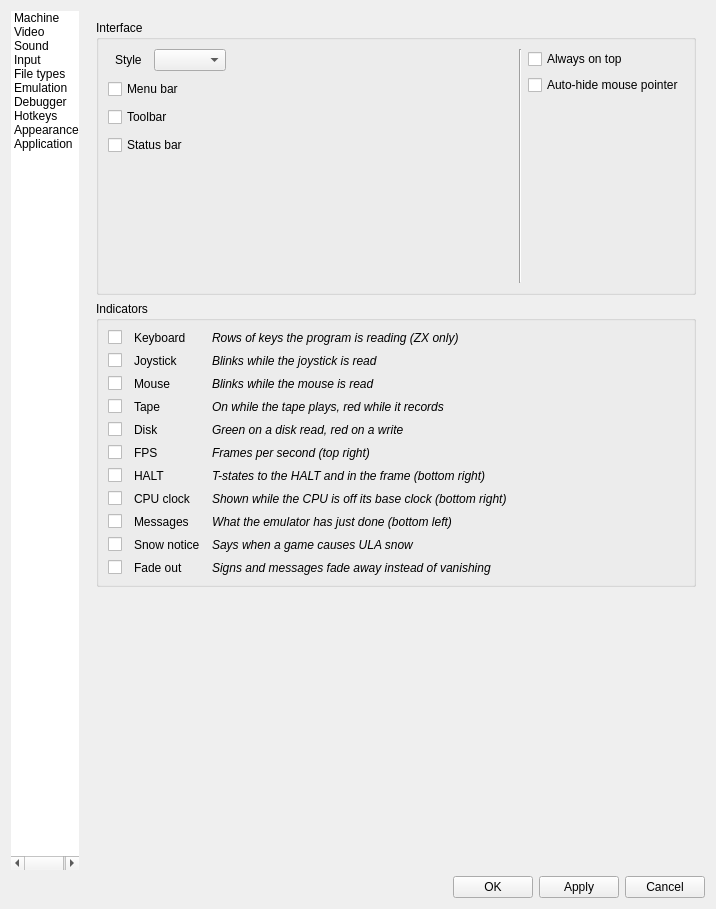
This is ui/setupwin.ui in Volutar/xpeccy-plus as Qt 5 draws it before an edit. The edited form follows.
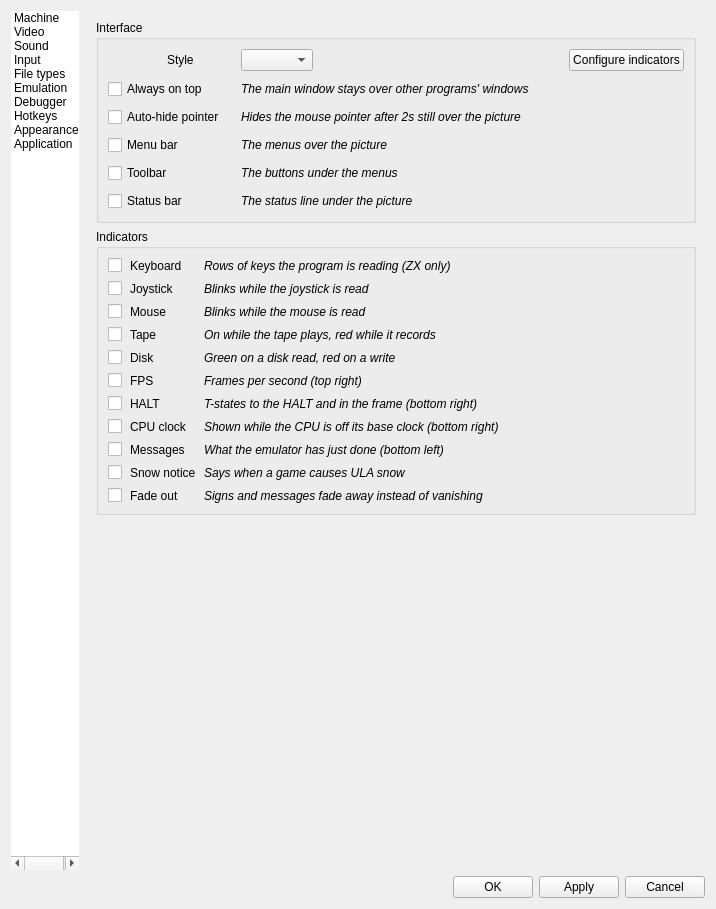
This is the edited form. The open tabs and pages were chosen to show the change. Icons and pictures are not drawn. Custom widgets are drawn as their Qt base class.

Commit message: options: Appearance as Machine and Application - Interface's rows with descriptions, Style's list in their column, Configure indicators on the right; the indicators in a window of their own, the status bar's ones grey while it is on

Patch:
```diff
--- a/ui/setupwin.ui
+++ b/ui/setupwin.ui
@@ -3640,17 +3640,24 @@
     </property>
     <layout class="QHBoxLayout" name="lookLayout">
      <item>
-      <layout class="QVBoxLayout" name="lookLeft">
-       <property name="spacing">
+      <layout class="QGridLayout" name="gridLayout_look" columnstretch="0,1">
+       <property name="horizontalSpacing">
+        <number>16</number>
+       </property>
+       <property name="verticalSpacing">
         <number>8</number>
        </property>
-       <item>
+        <item row="0" column="0">
         <layout class="QHBoxLayout" name="styleRow">
          <property name="spacing">
           <number>0</number>
          </property>
          <item>
-          <widget class="QLabel" name="icoStyle"/>
+           <widget class="QLabel" name="icoStyle">
+            <property name="toolTip">
+             <string>Interface style, from config/styles</string>
+            </property>
+           </widget>
          </item>
          <item>
           <widget class="QLabel" name="label_22">
@@ -3665,22 +3672,10 @@
            </property>
           </widget>
          </item>
-         <item>
-          <spacer name="styleGap">
-           <property name="orientation">
-            <enum>Qt::Horizontal</enum>
-           </property>
-           <property name="sizeType">
-            <enum>QSizePolicy::Fixed</enum>
-           </property>
-           <property name="sizeHint" stdset="0">
-            <size>
-             <width>12</width>
-             <height>0</height>
-            </size>
-           </property>
-          </spacer>
-         </item>
+         </layout>
+        </item>
+        <item row="0" column="1">
+         <layout class="QHBoxLayout" name="styleBox">
          <item>
           <widget class="QComboBox" name="cbStyleSheet">
            <property name="toolTip">
@@ -3703,7 +3698,45 @@
          </item>
         </layout>
        </item>
-       <item>
+        <item row="1" column="0">
+         <widget class="QCheckBox" name="cbOnTop">
+          <property name="text">
+           <string>Always on top</string>
+          </property>
+         </widget>
+        </item>
+        <item row="1" column="1">
+         <widget class="QLabel" name="labOnTop">
+          <property name="font">
+           <font>
+            <italic>true</italic>
+           </font>
+          </property>
+          <property name="text">
+           <string>The main window stays over other programs' windows</string>
+          </property>
+         </widget>
+        </item>
+        <item row="2" column="0">
+         <widget class="QCheckBox" name="cbPtrHide">
+          <property name="text">
+           <string>Auto-hide pointer</string>
+          </property>
+         </widget>
+        </item>
+        <item row="2" column="1">
+         <widget class="QLabel" name="labPtrHide">
+          <property name="font">
+           <font>
+            <italic>true</italic>
+           </font>
+          </property>
+          <property name="text">
+           <string>Hides the mouse pointer after 2s still over the picture</string>
+          </property>
+         </widget>
+        </item>
+        <item row="3" column="0">
         <widget class="QCheckBox" name="cbMenuBar">
          <property name="toolTip">
           <string>The menus over the picture</string>
@@ -3713,7 +3746,19 @@
          </property>
         </widget>
        </item>
-       <item>
+        <item row="3" column="1">
+         <widget class="QLabel" name="labMenuBar">
+          <property name="font">
+           <font>
+            <italic>true</italic>
+           </font>
+          </property>
+          <property name="text">
+           <string>The menus over the picture</string>
+          </property>
+         </widget>
+        </item>
+        <item row="4" column="0">
         <widget class="QCheckBox" name="cbToolBar">
          <property name="toolTip">
           <string>The buttons under the menus</string>
@@ -3723,7 +3768,19 @@
          </property>
         </widget>
        </item>
-       <item>
+        <item row="4" column="1">
+         <widget class="QLabel" name="labToolBar">
+          <property name="font">
+           <font>
+            <italic>true</italic>
+           </font>
+          </property>
+          <property name="text">
+           <string>The buttons under the menus</string>
+          </property>
+         </widget>
+        </item>
+        <item row="5" column="0">
         <widget class="QCheckBox" name="cbStatusBar">
          <property name="toolTip">
           <string>The line under the picture</string>
@@ -3733,18 +3790,17 @@
          </property>
         </widget>
        </item>
-       <item>
-        <spacer name="verticalSpacer_look">
-         <property name="orientation">
-          <enum>Qt::Vertical</enum>
-         </property>
-         <property name="sizeHint" stdset="0">
-          <size>
-           <width>20</width>
-           <height>0</height>
-          </size>
-         </property>
-        </spacer>
+        <item row="5" column="1">
+         <widget class="QLabel" name="labStatusBar">
+          <property name="font">
+           <font>
+            <italic>true</italic>
+           </font>
+          </property>
+          <property name="text">
+           <string>The status line under the picture</string>
+          </property>
+         </widget>
        </item>
       </layout>
      </item>
@@ -3761,47 +3817,43 @@
        </property>
       </spacer>
      </item>
-     <item>
-      <widget class="QWidget" name="lookRight" native="true">
-       <layout class="QHBoxLayout" name="lookRightLayout">
-        <property name="leftMargin"><number>0</number></property>
-        <property name="topMargin"><number>0</number></property>
-        <property name="rightMargin"><number>0</number></property>
-        <property name="bottomMargin"><number>0</number></property>
-        <item>
-         <widget class="Line" name="lookLine">
-          <property name="orientation">
-           <enum>Qt::Vertical</enum>
-          </property>
-         </widget>
-        </item>
-        <item>
-         <layout class="QVBoxLayout" name="lookColumn">
-          <item>
-           <widget class="QCheckBox" name="cbOnTop">
-            <property name="toolTip">
-             <string>The main window stays over other programs' windows</string>
-            </property>
-            <property name="text">
-             <string>Always on top</string>
-            </property>
-           </widget>
-          </item>
+     <item alignment="Qt::AlignTop">
+      <widget class="QWidget" name="lookButtons" native="true">
+       <layout class="QVBoxLayout" name="lookButtonsLayout">
+        <property name="leftMargin">
+         <number>0</number>
+        </property>
+        <property name="topMargin">
+         <number>0</number>
+        </property>
+        <property name="rightMargin">
+         <number>0</number>
+        </property>
+        <property name="bottomMargin">
+         <number>0</number>
+        </property>
           <item>
-           <widget class="QCheckBox" name="cbPtrHide">
+         <widget class="xSideButton" name="pbIndicators">
+          <property name="icon">
+           <iconset resource="../xpeccy.qrc">
+            <normaloff>:/images/lamp.png</normaloff>:/images/lamp.png</iconset>
+          </property>
             <property name="toolTip">
              <string>Hides the pointer after 2 s still over the picture</string>
             </property>
             <property name="text">
-             <string>Auto-hide mouse pointer</string>
+           <string>Configure indicators</string>
             </property>
            </widget>
           </item>
           <item>
-           <spacer name="verticalSpacer_lookRight">
+         <spacer name="verticalSpacer_lookButtons">
             <property name="orientation">
              <enum>Qt::Vertical</enum>
             </property>
+          <property name="sizeType">
+           <enum>QSizePolicy::Minimum</enum>
+          </property>
             <property name="sizeHint" stdset="0">
              <size>
               <width>20</width>
@@ -3809,8 +3861,6 @@
              </size>
             </property>
            </spacer>
-          </item>
-         </layout>
         </item>
        </layout>
       </widget>
@@ -3825,7 +3875,7 @@
                </property>
                <layout class="QGridLayout" name="gridLayout_23" columnstretch="0,0,1">
                 <property name="horizontalSpacing">
-                 <number>12</number>
+                 <number>8</number>
                 </property>
                 <property name="verticalSpacing">
                  <number>8</number>
```
Left out of the diff: 11 changed lines with no effect on the pictures. Lines whose indentation alone changed are shown as unchanged. The commit also changes 2 other files.
